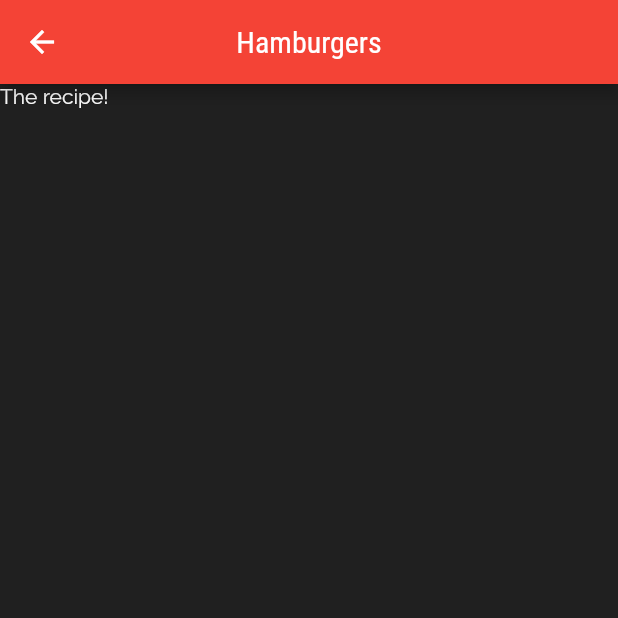
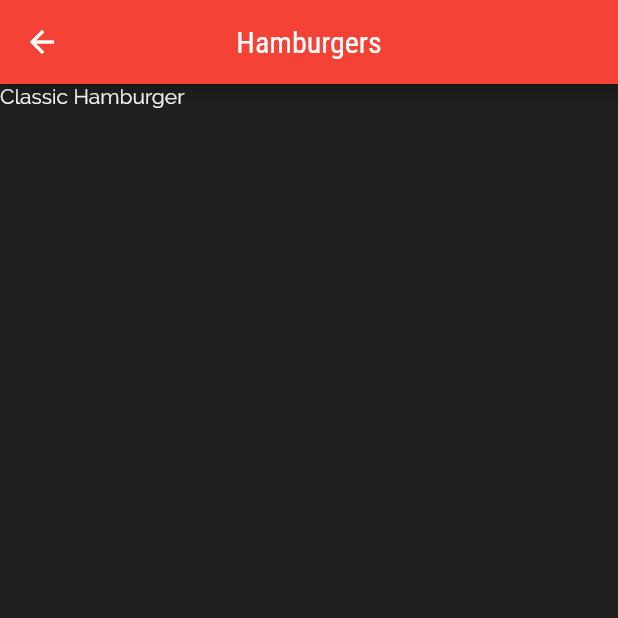
Before and after one commit to JV200320/ChiefMenu, a Flutter app: the screen it shows after launch, after a tap on "Hamburgers", on a phone screen of 412 x 824 dp, the top half of it. Run offline on Flutter 3.47's test engine with Material 2 defaults, Android fonts, the light colour scheme and no system bars.

Commit message:
Adjusting routes and consuming dummy data in category meal screen

```diff
--- a/lib/main.dart
+++ b/lib/main.dart
@@ -1,7 +1,7 @@
-import 'package:chief_menu/screens/category_meals.dart';
+import 'package:flutter/material.dart';
 
+import './screens/category_meals.dart';
 import './screens/categories.dart';
-import 'package:flutter/material.dart';
 
 void main() {
   runApp(const MyApp());
@@ -30,10 +30,10 @@ class MyApp extends StatelessWidget {
                     fontFamily: 'RobotoCondensed',
                     color: Colors.white),
               )),
-      initialRoute: '/home',
+      initialRoute: '/',
       routes: {
-        '/home': (ctx) => const CategoriesScreen(),
-        '/category_meals': (ctx) => CategoryMealsScreen(),
+        '/': (ctx) => const CategoriesScreen(),
+        CategoryMealsScreen.routeName: (ctx) => const CategoryMealsScreen(),
       },
     );
   }
--- a/lib/screens/category_meals.dart
+++ b/lib/screens/category_meals.dart
@@ -1,19 +1,28 @@
 import 'package:flutter/material.dart';
 
+import '../data/dummy_data.dart';
+
 class CategoryMealsScreen extends StatelessWidget {
+  static const routeName = '/category_meals';
   const CategoryMealsScreen({Key? key}) : super(key: key);
 
   @override
   Widget build(BuildContext context) {
     final category =
         ModalRoute.of(context)!.settings.arguments as Map<String, String>;
+    final categoryMeals = DUMMY_MEALS
+        .where((meal) => meal.categories.contains(category['id']))
+        .toList();
     return Scaffold(
       appBar: AppBar(
         title: Text(category['title']!),
         centerTitle: true,
       ),
-      body: Container(
-        child: Text('The recipe!'),
+      body: ListView.builder(
+        itemBuilder: (ctx, i) {
+          return Text(categoryMeals[i].title);
+        },
+        itemCount: categoryMeals.length,
       ),
     );
   }
--- a/lib/widgets/category_item.dart
+++ b/lib/widgets/category_item.dart
@@ -1,5 +1,6 @@
+import 'package:flutter/material.dart';
+
 import '../screens/category_meals.dart';
-import 'package:flutter/material.dart';
 
 class CategoryItem extends StatelessWidget {
   final String id;
@@ -13,7 +14,7 @@ class CategoryItem extends StatelessWidget {
   }) : super(key: key);
 
   void selectCategory(BuildContext context) {
-    Navigator.of(context).pushNamed('/category_meals', arguments: {
+    Navigator.of(context).pushNamed(CategoryMealsScreen.routeName, arguments: {
       'id': id,
       'title': title,
     });
```
